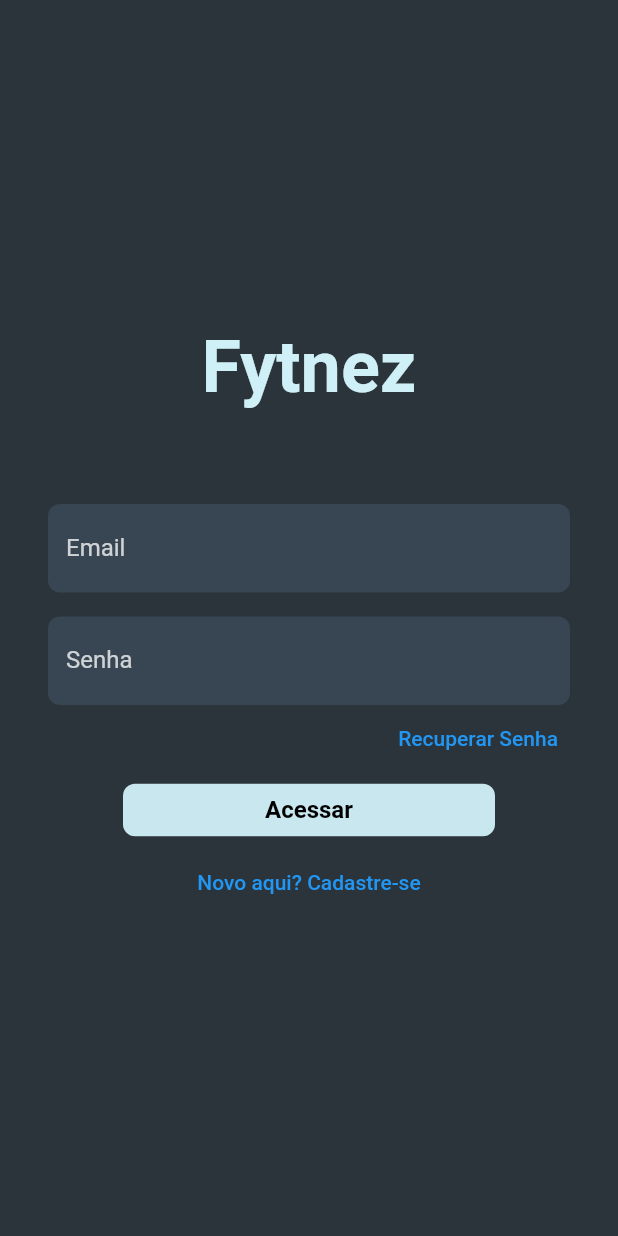
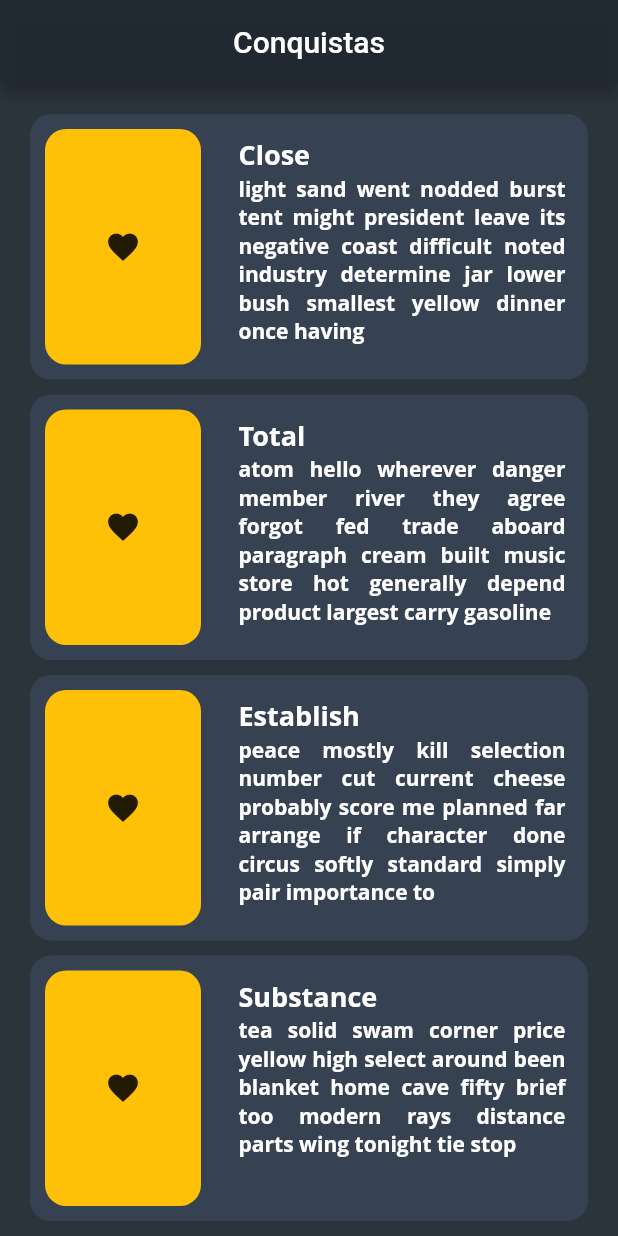
Before and after one commit to Fytnez/fytnez_mobile, a Flutter app: the screen it shows after launch, on a phone screen of 412 x 824 dp. Run offline on Flutter 3.47's test engine with Material 2 defaults, Android fonts, the phone set to English and light mode, and no system bars; our stand-ins replace flutter_dotenv; Roboto replaces fonts that are missing (Open Sans).

Commit message:
FTZ-42: Criação e estilização inicial

```diff
--- a/lib/src/routes/screen_routes.dart
+++ b/lib/src/routes/screen_routes.dart
@@ -1,4 +1,5 @@
 import 'package:flutter/material.dart';
+import 'package:fytnez_mobile/src/views/pages/achievements/achievements_list.dart';
 import 'package:fytnez_mobile/src/views/pages/home_page.dart';
 import 'package:fytnez_mobile/src/views/pages/login_page.dart';
 import 'package:fytnez_mobile/src/views/pages/user/user_form/user_form_page.dart';
@@ -7,5 +8,5 @@ Map<String, Widget Function(BuildContext)> screenRoutes = {
   Login.getRouteName(): (context) => const Login(),
   Home.getRouteName(): (context) => const Home(),
   UserFormPage.getRouteName(): (context) => const UserFormPage(),
-  Login.getRouteName(): (context) => const Login(),
+  AchievementsList.getRouteName(): (context) =>  const AchievementsList()
 };
--- /dev/null
+++ b/lib/src/views/pages/achievements/achievement_item/achievement_item.dart
@@ -0,0 +1,79 @@
+import 'package:flutter/material.dart';
+import 'package:fytnez_mobile/src/views/styles/colors.dart';
+
+class AchievementItem extends StatelessWidget {
+  final String achievementName;
+  final String achievementDescription;
+
+  const AchievementItem(
+      {super.key,
+      required this.achievementName,
+      required this.achievementDescription});
+
+  @override
+  Widget build(BuildContext context) {
+    return Container(
+      width: 337,
+      height: 177,
+      margin: const EdgeInsets.only(bottom: 10.0),
+      decoration: ShapeDecoration(
+        color: COLOR_PRIMARY_300,
+        shape: RoundedRectangleBorder(
+          borderRadius: BorderRadius.circular(14),
+        ),
+      ),
+      child: Row(
+        children: [
+          Flexible(
+              flex: 1,
+              child: Container(
+                padding: const EdgeInsets.all(10.0),
+                child: Container(
+                    decoration: ShapeDecoration(
+                      color: Colors.amber,
+                      shape: RoundedRectangleBorder(
+                        borderRadius: BorderRadius.circular(14),
+                      ),
+                    ),
+                    child: Align(
+                      alignment: Alignment.center,
+                      child: Icon(Icons.favorite),
+                    )),
+              )),
+          Flexible(
+              flex: 2,
+              child: Container(
+                padding: const EdgeInsets.all(15.0),
+                child: Column(children: [
+                  Align(
+                    alignment: Alignment.topLeft,
+                    child: Text(
+                      achievementName,
+                      style: TextStyle(
+                        color: Colors.white,
+                        fontSize: 18,
+                        fontFamily: 'Open Sans',
+                        fontWeight: FontWeight.w700,
+                      ),
+                    ),
+                  ),
+                  Align(
+                    alignment: Alignment.topLeft,
+                    child: Text(
+                      achievementDescription,
+                      textAlign: TextAlign.justify,
+                      style: TextStyle(
+                        color: Colors.white,
+                        fontSize: 14,
+                        fontFamily: 'Open Sans',
+                        fontWeight: FontWeight.w700,
+                      ),
+                    ),
+                  ),
+                ]),
+              )),
+        ],
+      ),
+    );
+  }
+}
--- /dev/null
+++ b/lib/src/views/pages/achievements/achievements_list.dart
@@ -0,0 +1,93 @@
+import 'package:flutter/material.dart';
+import 'package:fytnez_mobile/src/views/pages/achievements/achievement_item/achievement_item.dart';
+import 'package:fytnez_mobile/src/views/styles/colors.dart';
+
+class AchievementsList extends StatefulWidget {
+  static const String _routeName = '/';
+
+  static String getRouteName() => _routeName;
+
+  const AchievementsList({super.key});
+
+  @override
+  State<AchievementsList> createState() => _AchievementsListState();
+}
+
+class _AchievementsListState extends State<AchievementsList> {
+  @override
+  Widget build(BuildContext context) {
+    return Scaffold(
+      backgroundColor: COLOR_PRIMARY_100,
+      appBar: AppBar(
+        title: const Text('Conquistas'),
+        backgroundColor: COLOR_PRIMARY_200,
+        centerTitle: true,
+      ),
+      body: ListView(
+        padding: const EdgeInsets.all(20.0),
+        children: [
+          AchievementItem(
+            achievementName: 'Close',
+            achievementDescription:
+                'light sand went nodded burst tent might president leave its negative coast difficult noted industry determine jar lower bush smallest yellow dinner once having',
+          ),
+          AchievementItem(
+            achievementName: 'Total',
+            achievementDescription:
+                'atom hello wherever danger member river they agree forgot fed trade aboard paragraph cream built music store hot generally depend product largest carry gasoline',
+          ),
+          AchievementItem(
+            achievementName: 'Establish',
+            achievementDescription:
+                'peace mostly kill selection number cut current cheese probably score me planned far arrange if character done circus softly standard simply pair importance to',
+          ),
+          AchievementItem(
+            achievementName: 'Substance',
+            achievementDescription:
+                'tea solid swam corner price yellow high select around been blanket home cave fifty brief too modern rays distance parts wing tonight tie stop',
+          ),
+          AchievementItem(
+            achievementName: 'Realize',
+            achievementDescription:
+                'vowel political history gate country quick throughout is elephant hair include to factor danger movie customs dropped declared whatever wherever husband parent system last',
+          ),
+          AchievementItem(
+            achievementName: 'Heat',
+            achievementDescription:
+                'happened neighbor behavior citizen sense higher dinner supper coming party interest taste ship good hold wrote are will continued apart start character up fifth',
+          ),
+          AchievementItem(
+            achievementName: 'Atomic',
+            achievementDescription:
+                'sets particularly sink pig thrown history support snake signal operation should lead different softly combine practice teach shallow actually ever written within nothing design',
+          ),
+          AchievementItem(
+            achievementName: 'Your',
+            achievementDescription:
+                'has however wood furniture dark youth average pig sky now related explanation shout examine breath shore history fall pond increase doctor somehow sign beginning',
+          ),
+          AchievementItem(
+            achievementName: 'Pick',
+            achievementDescription:
+                'receive cream pie me nails brush chapter everybody ten certain remove leader outline alphabet each they tears massage discussion fort another church new adjective',
+          ),
+          AchievementItem(
+            achievementName: 'Fill',
+            achievementDescription:
+                'population bar respect guard however mental kill save girl crack circle fighting western facing slipped layers money still failed seldom improve dollar being hello',
+          ),
+          AchievementItem(
+            achievementName: 'Least',
+            achievementDescription:
+                'equator draw buried tone pocket surprise since fierce equal prevent silk tell carbon desert properly rest twenty help using main onto wait pack everyone',
+          ),
+          AchievementItem(
+            achievementName: 'Teach',
+            achievementDescription:
+                'ear route usual split crop second lot triangle soldier writing hospital every small bone another pure whom higher sure equipment town sides shut in',
+          ),
+        ],
+      ),
+    );
+  }
+}
--- a/lib/src/views/pages/home_page.dart
+++ b/lib/src/views/pages/home_page.dart
@@ -1,4 +1,5 @@
 import 'package:flutter/material.dart';
+import 'package:fytnez_mobile/src/views/styles/colors.dart';
 
 import '../components/content_holder.component.dart';
 
@@ -31,7 +32,7 @@ class _HomeState extends State<Home> {
   Widget build(BuildContext context) {
     return MaterialApp(
       home: Scaffold(
-        backgroundColor: Color.fromRGBO(32, 41, 48, 0.95),
+        backgroundColor: COLOR_PRIMARY_100,
         appBar: AppBar(
           title: Text('Home'),
         ),
--- /dev/null
+++ b/lib/src/views/styles/colors.dart
@@ -0,0 +1,5 @@
+import 'package:flutter/material.dart';
+
+final Color COLOR_PRIMARY_100 = Color.fromRGBO(32, 41, 48, 0.95);
+final Color COLOR_PRIMARY_200 = Color(0xF2202931);
+final Color COLOR_PRIMARY_300 = Color(0xFF364251);
```
